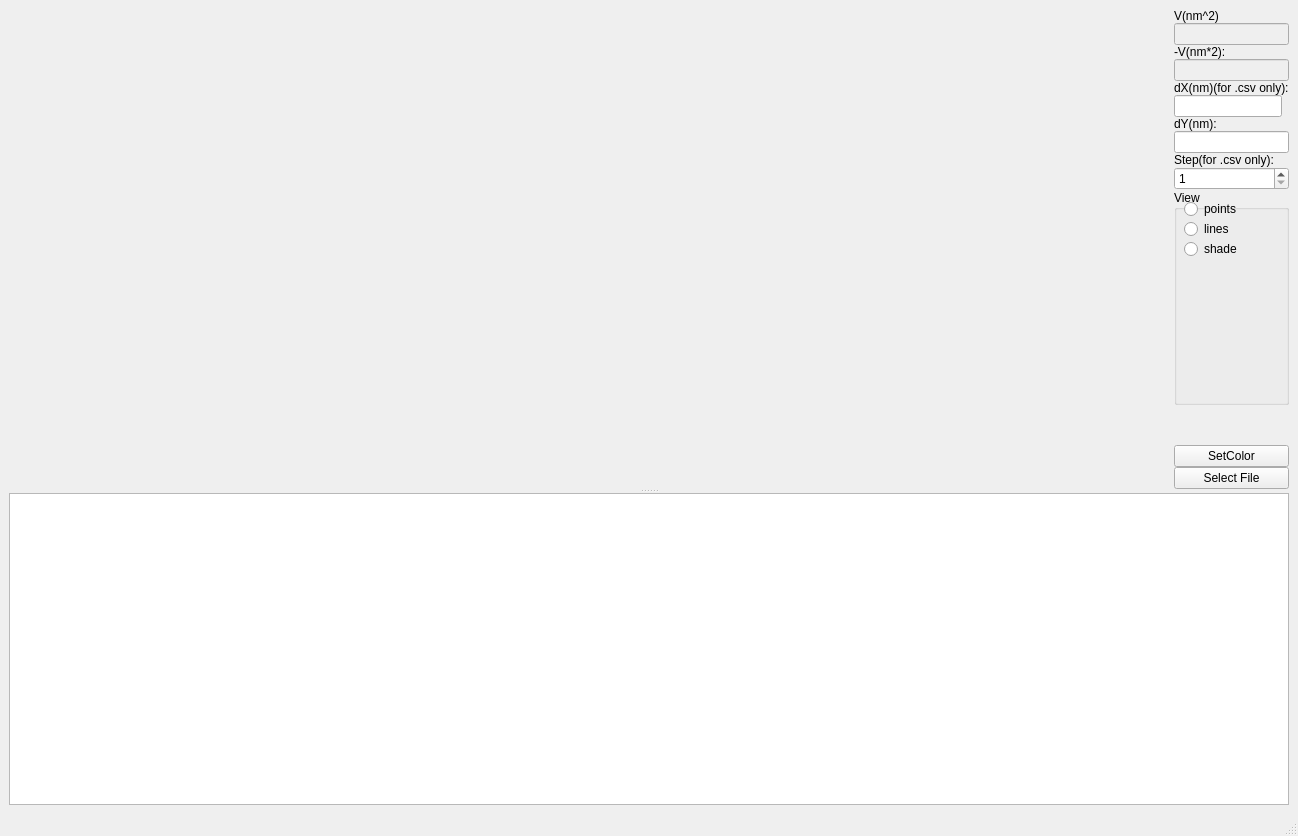
Old version of the form nanoanalyzer.ui in the repository mskubenich/NanoAnalyzer.
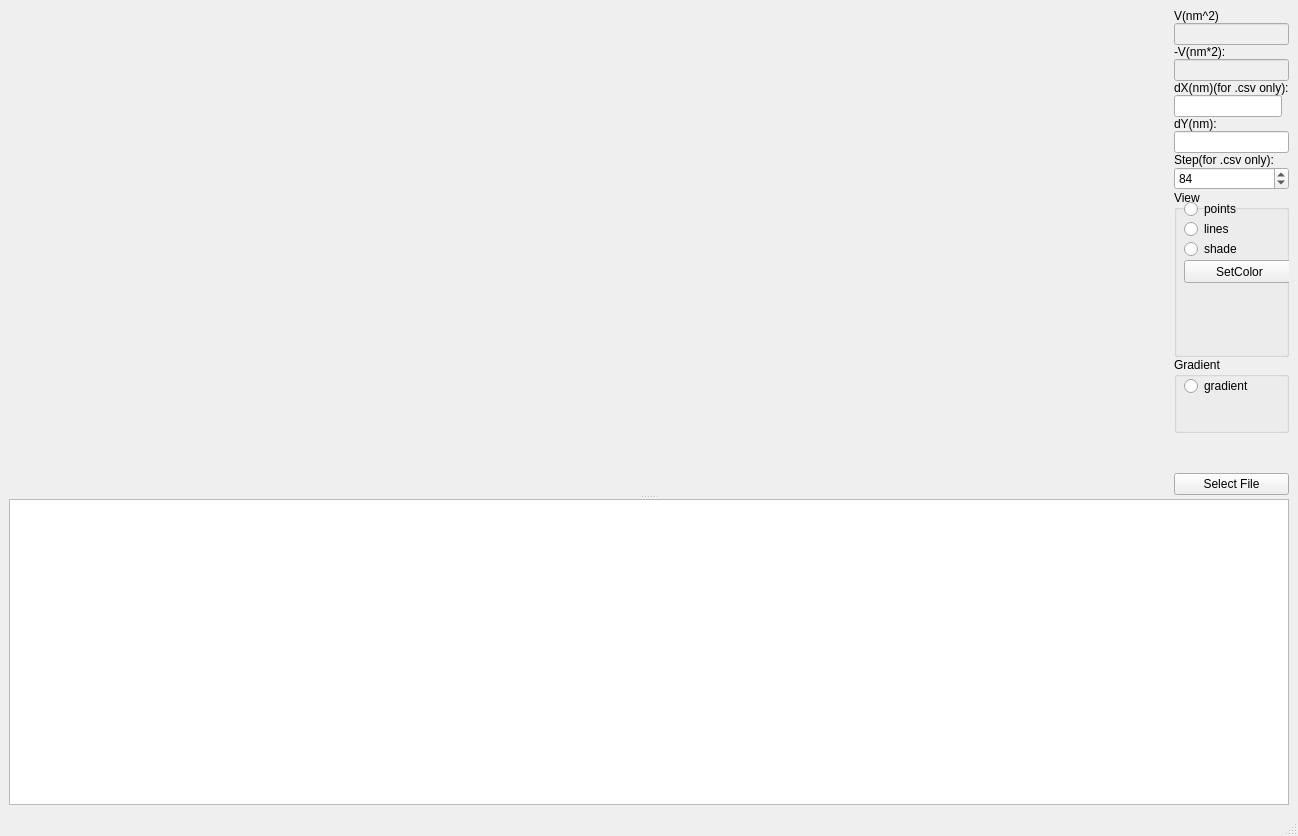
New version of the form. Custom widgets are drawn as their Qt base class.

Commit message: gradient height and .dat lines mode

Patch:
```diff
--- a/nanoanalyzer.ui
+++ b/nanoanalyzer.ui
@@ -145,6 +145,9 @@
               <property name="maximum" >
                <number>999</number>
               </property>
+              <property name="value" >
+               <number>84</number>
+              </property>
              </widget>
             </item>
             <item>
@@ -197,6 +200,45 @@
                 <string>shade</string>
                </property>
               </widget>
+              <widget class="QPushButton" name="colorButton" >
+               <property name="geometry" >
+                <rect>
+                 <x>10</x>
+                 <y>70</y>
+                 <width>111</width>
+                 <height>23</height>
+                </rect>
+               </property>
+               <property name="text" >
+                <string>SetColor</string>
+               </property>
+              </widget>
+             </widget>
+            </item>
+            <item>
+             <widget class="QGroupBox" name="groupBox_2" >
+              <property name="sizePolicy" >
+               <sizepolicy vsizetype="Preferred" hsizetype="Preferred" >
+                <horstretch>0</horstretch>
+                <verstretch>5</verstretch>
+               </sizepolicy>
+              </property>
+              <property name="title" >
+               <string>Gradient</string>
+              </property>
+              <widget class="QRadioButton" name="gradientButton" >
+               <property name="geometry" >
+                <rect>
+                 <x>10</x>
+                 <y>20</y>
+                 <width>84</width>
+                 <height>18</height>
+                </rect>
+               </property>
+               <property name="text" >
+                <string>gradient</string>
+               </property>
+              </widget>
              </widget>
             </item>
             <item>
@@ -212,13 +254,6 @@
               </property>
              </spacer>
             </item>
-            <item>
-             <widget class="QPushButton" name="colorButton" >
-              <property name="text" >
-               <string>SetColor</string>
-              </property>
-             </widget>
-            </item>
             <item>
              <widget class="QPushButton" name="selectFileButton" >
               <property name="text" >
```
The commit also changes 8 other files.
